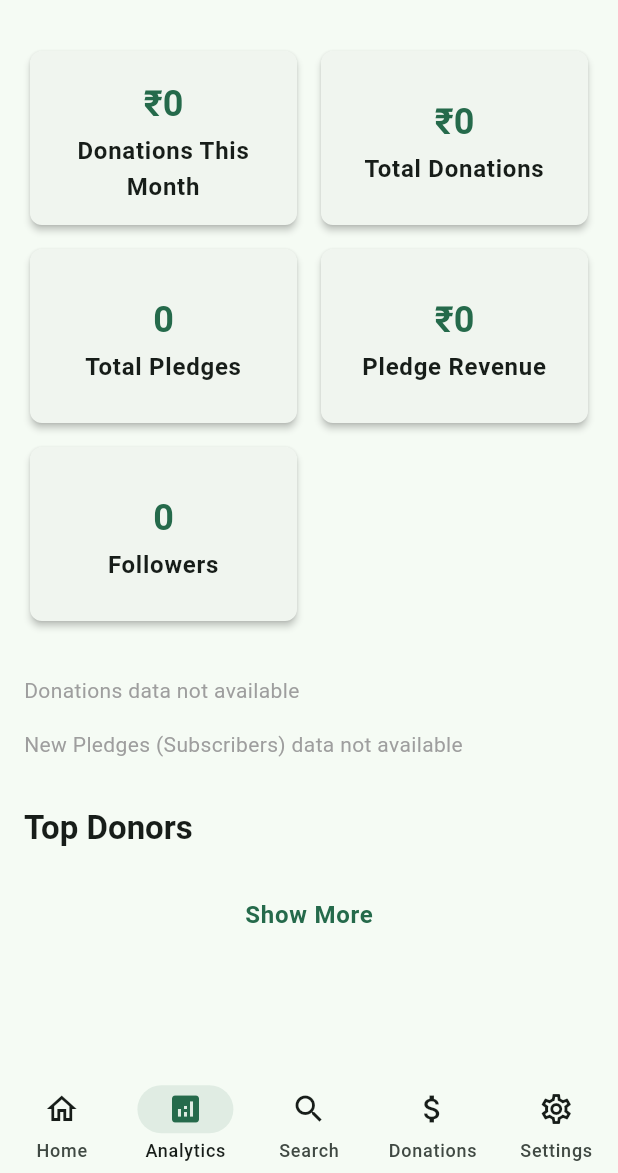
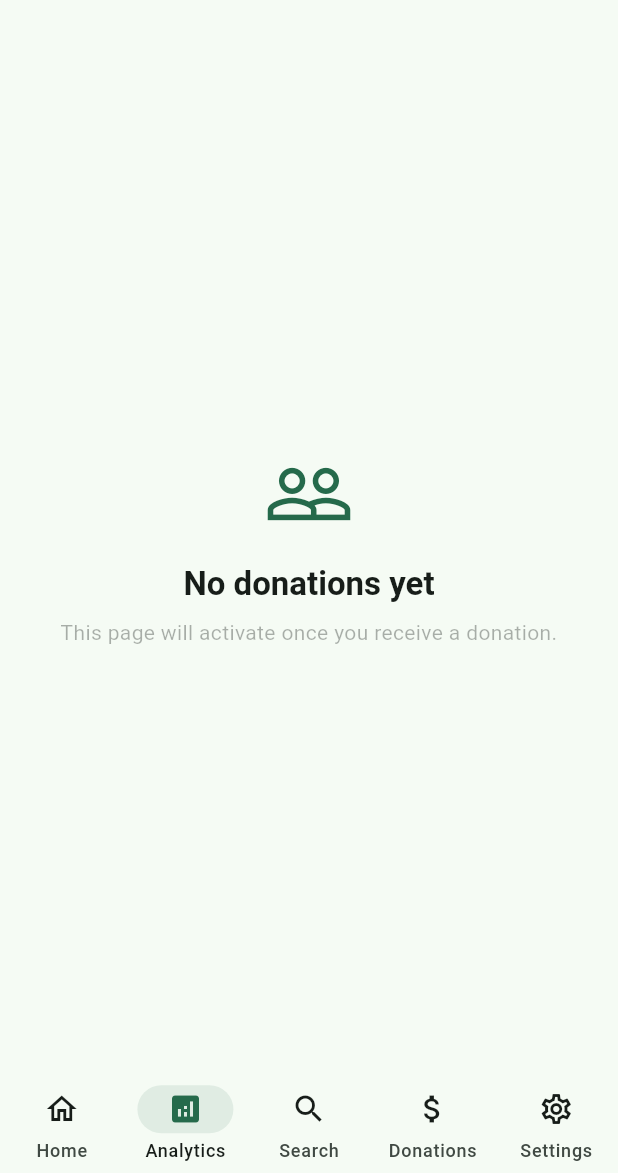
Before and after one commit to ketanip/pledge-pro, a Flutter app: the ScreensPage screen opened directly, item 2 of the bottom bar chosen, on a phone screen of 412 x 824 dp, the part 63-1236 px from its top. Run offline on Flutter 3.47's test engine with Material 3 defaults, Android fonts, the phone set to English and light mode, and no system bars; our stand-ins replace carousel_slider, cloud_firestore, cloud_functions, firebase_auth, firebase_core, firebase_storage and 10 more; missing offline and left inert: razorpay_flutter; accounts and stored records are empty; generated files the repository leaves out were written again; Roboto replaces fonts that are missing (Roboto Flex).

Commit message:
Added conditional rendering as well.

```diff
--- a/lib/screens/analytics_screen.dart
+++ b/lib/screens/analytics_screen.dart
@@ -36,6 +36,7 @@ class _AnalyticsPageState extends State<AnalyticsPage> {
   List<Map<String, String>> _kpiList = [];
   Map<DateTime, int> _donationsChartsData = HashMap();
   Map<DateTime, int> _subscriptionChartData = HashMap();
+  bool isAthlete = true;
 
   @override
   void initState() {
@@ -190,6 +191,40 @@ class _AnalyticsPageState extends State<AnalyticsPage> {
     // Display only the top 5 donors here.
     final List<DonorTransactions> topDonors = _donors.take(5).toList();
 
+    if (_donors.isEmpty) {
+      return Center(
+        child: Padding(
+          padding: const EdgeInsets.all(20.0),
+          child: Column(
+            mainAxisAlignment: MainAxisAlignment.center,
+            children: [
+              Icon(
+                Icons.people_outline,
+                size: 60,
+                color: Theme.of(context).colorScheme.primary,
+              ),
+              const SizedBox(height: 16),
+              Text(
+                "No donations yet",
+                style: Theme.of(context).textTheme.titleLarge?.copyWith(
+                  color: Theme.of(context).colorScheme.onSurface,
+                  fontWeight: FontWeight.bold,
+                ),
+              ),
+              const SizedBox(height: 8),
+              Text(
+                "This page will activate once you receive a donation.",
+                textAlign: TextAlign.center,
+                style: Theme.of(context).textTheme.bodyMedium?.copyWith(
+                  color: Theme.of(context).colorScheme.onSurface.withAlpha(90),
+                ),
+              ),
+            ],
+          ),
+        ),
+      );
+    }
+
     return SingleChildScrollView(
       padding: const EdgeInsets.all(16),
       child: Column(
```
